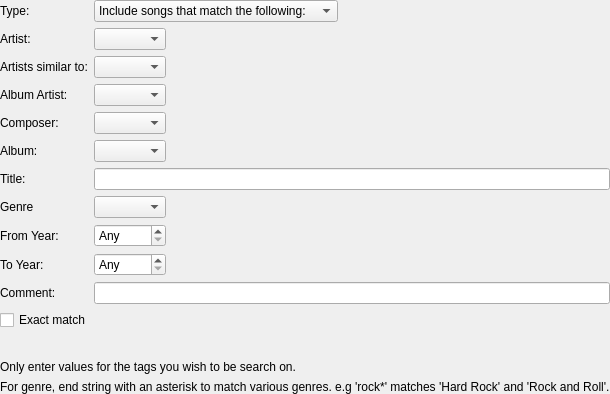
Old version of the form dynamic/dynamicrule.ui in the repository CDrummond/cantata.
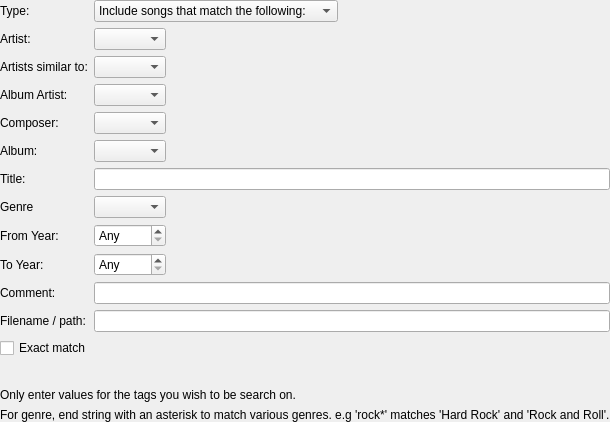
New version of the form. Custom widgets are drawn as their Qt base class.

Commit message: Add filename / path to list of dynamic rule properties.

```diff
--- a/dynamic/dynamicrule.ui
+++ b/dynamic/dynamicrule.ui
@@ -194,7 +194,20 @@
      <item row="10" column="1">
       <widget class="LineEdit" name="commentText"/>
      </item>
-     <item row="11" column="0" colspan="2">
+     <item row="11" column="0">
+      <widget class="BuddyLabel" name="filenameLabel">
+       <property name="text">
+        <string>Filename / path:</string>
+       </property>
+       <property name="buddy">
+        <cstring>filenameText</cstring>
+       </property>
+      </widget>
+     </item>
+     <item row="11" column="1">
+      <widget class="LineEdit" name="filenameText"/>
+     </item>
+     <item row="12" column="0" colspan="2">
       <widget class="QCheckBox" name="exactCheck">
        <property name="text">
         <string>Exact match</string>
```
The commit also changes 7 other files.
